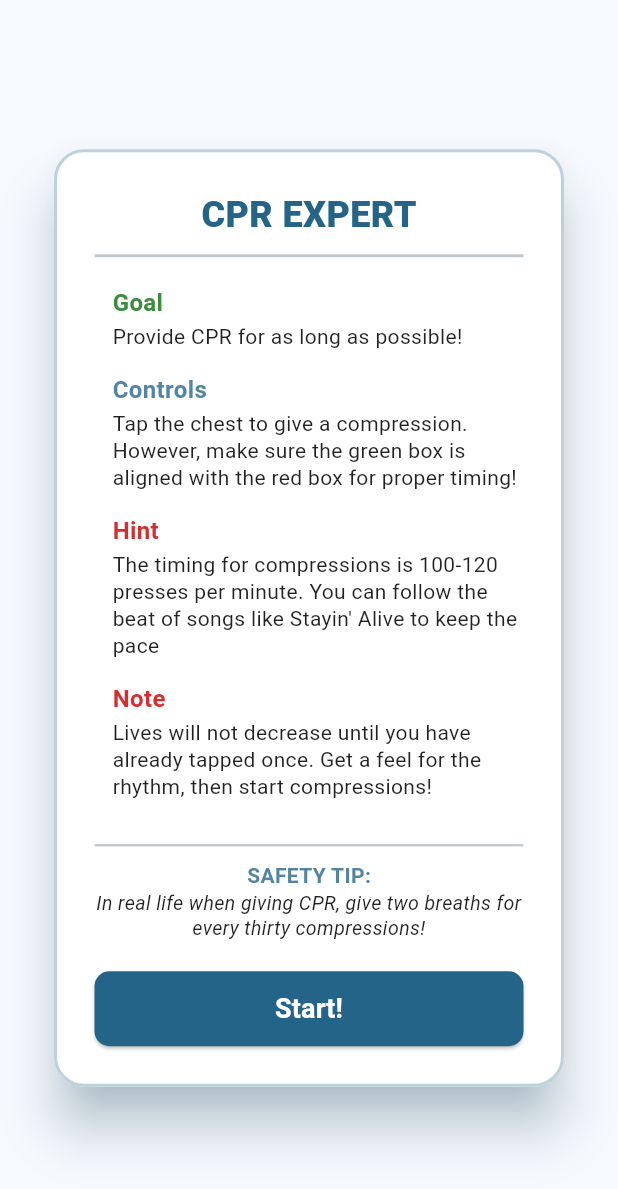
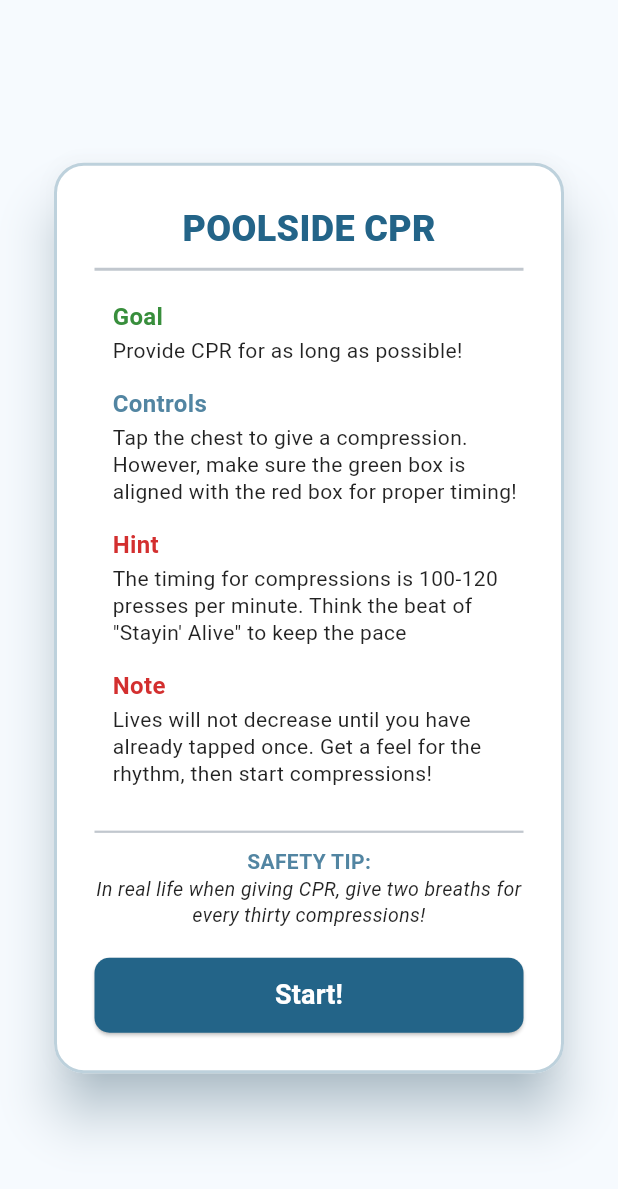
Before and after one commit to Andrew528491/DCB-5323-Water-Safety-App, a Flutter app: the HowToPlayOverlay widget shown alone on an empty page, opened directly with empty values, on a phone screen of 412 x 824 dp. Shown: the top 1189 px of the screen. Run offline on Flutter 3.47's test engine with Material 3 defaults, Android fonts, the phone set to English and light mode, and no system bars; our stand-ins replace cloud_firestore, firebase_auth, firebase_core, google_sign_in; missing offline and left inert: flame; accounts and stored records are empty.

Commit message:
Added assets for CPR game
Added person and updated background to cpr game. Also updated title text in game screen and instructions

```diff
--- a/lib/games/cpr_overlays.dart
+++ b/lib/games/cpr_overlays.dart
@@ -86,7 +86,7 @@ class HowToPlayOverlay extends StatelessWidget {
           child: Column(
             mainAxisSize: MainAxisSize.min,
             children: [
-              Text('CPR EXPERT',
+              Text('POOLSIDE CPR',
                   style: TextStyle(fontSize: 24, fontWeight: FontWeight.w900, color: primaryColor)),
               const Divider(height: 20, thickness: 2),
               const SizedBox(height: 10),
@@ -96,7 +96,7 @@ class HowToPlayOverlay extends StatelessWidget {
               _buildInstruction( 'Controls', 'Tap the chest to give a compression. However, make sure the green box is aligned with the red box for proper timing!',
                   primaryColor.withAlpha(200)),
               const SizedBox(height: 15),
-              _buildInstruction('Hint', 'The timing for compressions is 100-120 presses per minute. You can follow the beat of songs like Stayin\' Alive to keep the pace', Colors.red.shade700),
+              _buildInstruction('Hint', 'The timing for compressions is 100-120 presses per minute. Think the beat of "Stayin\' Alive" to keep the pace', Colors.red.shade700),
                const SizedBox(height: 15),
               _buildInstruction('Note', 'Lives will not decrease until you have already tapped once. Get a feel for the rhythm, then start compressions!', Colors.red.shade700),
               const SizedBox(height: 20),
--- a/lib/screens/game_screen.dart
+++ b/lib/screens/game_screen.dart
@@ -66,7 +66,7 @@ class GameScreen extends StatelessWidget {
                 const SizedBox(height: 16),
                 _buildGameCard(
                   context,
-                  title: '🚑 CPR Expert',
+                  title: '🚑 Poolside CPR',
                   description: 'Learn how to practice CPR by helping people out!',
                   primaryColor: primaryColor,
                   onTap: () {
```
Also changed, not shown: lib/games/cpr_game.dart (+45 -15 lines), assets/images/cprpatient.png (added).
